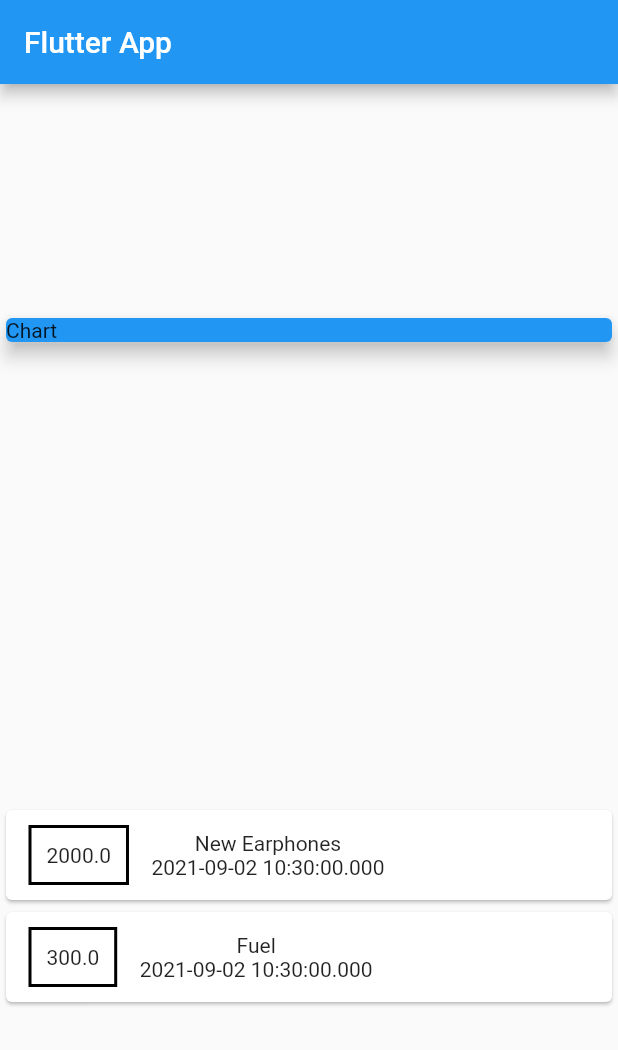
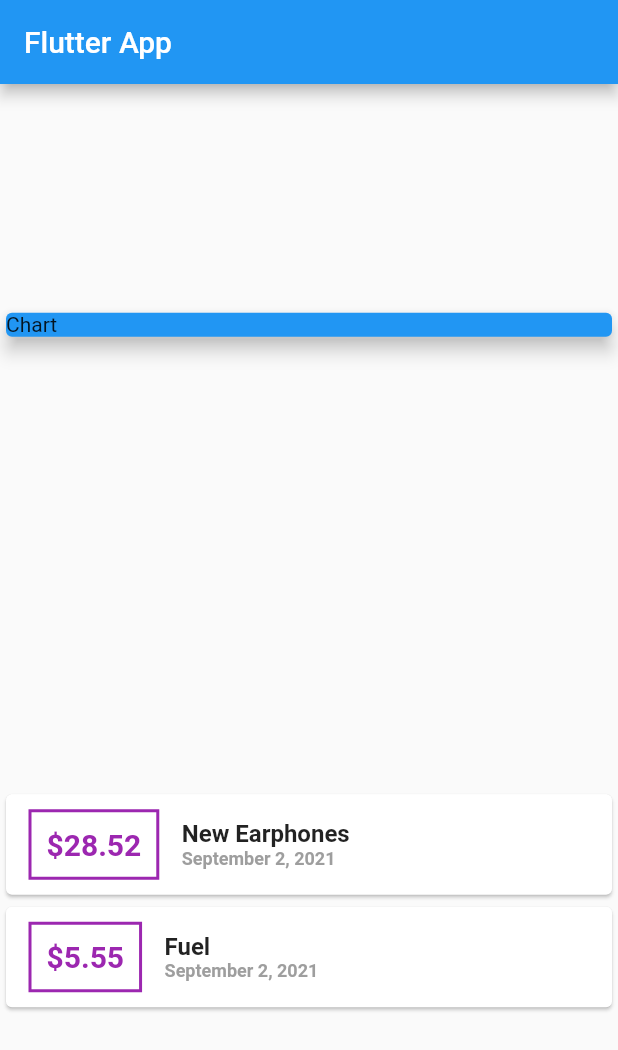
Before and after one commit to akshayMunot30/Personal-Expenses-App, a Flutter app: the screen it shows after launch, on a phone screen of 412 x 824 dp. Shown: the top 1050 px of the screen. Run offline on Flutter 3.47's test engine with Material 2 defaults, Android fonts, the phone set to English and light mode, and no system bars.

Commit message:
Added 'intl package'. Added currency symbol, and formatted the column elements. Used 'DateFormat()' to format the way date will look in list.

```diff
--- a/lib/main.dart
+++ b/lib/main.dart
@@ -1,4 +1,5 @@
 import 'package:flutter/material.dart';
+import 'package:intl/intl.dart';
 
 import './transaction.dart';
 
@@ -25,13 +26,13 @@ class MyHomePage extends StatelessWidget {
     Transaction(
       id: 't1',
       title: 'New Earphones',
-      amount: 2000.0,
+      amount: 28.52,
       date: DateTime.now(),
     ),
     Transaction(
       id: 't2',
       title: 'Fuel',
-      amount: 300.0,
+      amount: 5.55,
       date: DateTime.now(),
     ),
   ];
@@ -66,17 +67,41 @@ class MyHomePage extends StatelessWidget {
                       ),
                       decoration: BoxDecoration(
                         border: Border.all(
-                          color: Colors.black,
+                          color: Colors.purple,
                           width: 2,
                         ),
                       ),
                       padding: EdgeInsets.all(10),
                       child: Text(
-                        tx.amount.toString(),
+                        '\$${tx.amount}',
+                        style: TextStyle(
+                          fontWeight: FontWeight.bold,
+                          fontSize: 20,
+                          color: Colors.purple,
+                        ),
                       ),
                     ),
                     Column(
-                      children: [Text(tx.title), Text(tx.date.toString())],
+                      crossAxisAlignment: CrossAxisAlignment.start,
+                      children: [
+                        Text(
+                          tx.title,
+                          style: TextStyle(
+                            fontWeight: FontWeight.bold,
+                            fontSize: 16,
+                          ),
+                          textAlign: TextAlign.left,
+                        ),
+                        Text(
+                          DateFormat.yMMMMd().format(tx.date),
+                          textAlign: TextAlign.left,
+                          style: TextStyle(
+                            fontWeight: FontWeight.bold,
+                            fontSize: 12,
+                            color: Colors.grey,
+                          ),
+                        ),
+                      ],
                     )
                   ],
                 ),
--- a/pubspec.yaml
+++ b/pubspec.yaml
@@ -23,6 +23,7 @@ environment:
 dependencies:
   flutter:
     sdk: flutter
+  intl: ^0.17.0
 
 
   # The following adds the Cupertino Icons font to your application.
```
Also changed, not shown: pubspec.lock.
